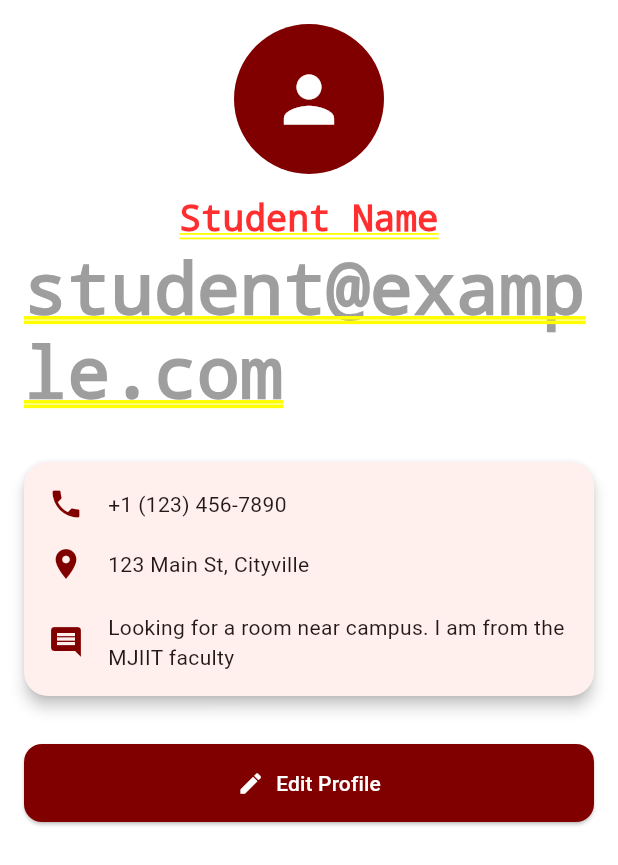
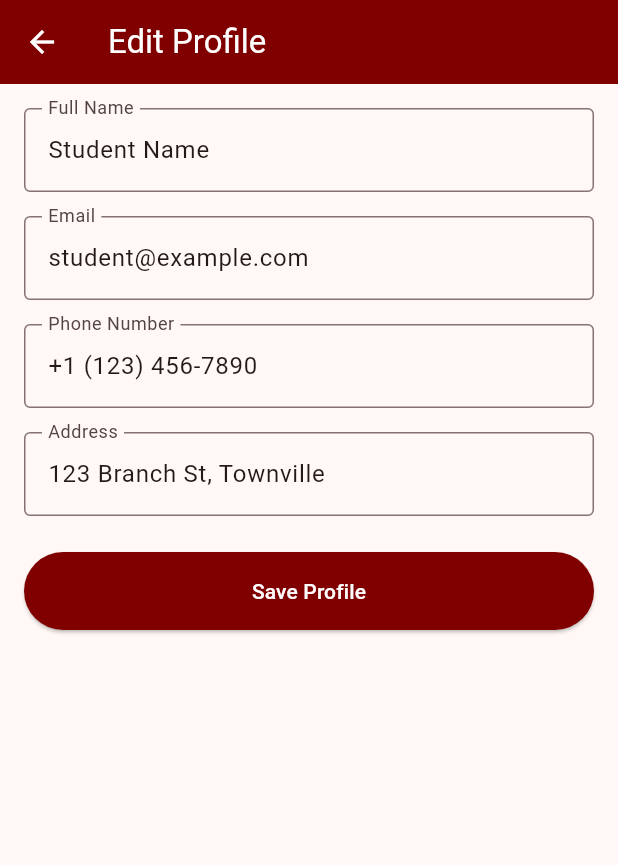
Before and after one commit to TansimJ/DormBuddy, a Flutter app: the StudentProfilePage screen opened by its route, after a tap on "Edit Profile", on a phone screen of 412 x 824 dp. Shown: the top 865 px of the screen. Run offline on Flutter 3.47's test engine with Material 3 defaults, Android fonts, the phone set to English and light mode, and no system bars; our stand-ins replace image_picker; network calls fail.

Commit message:
editing fucntion

```diff
--- a/lib/main.dart
+++ b/lib/main.dart
@@ -1,3 +1,5 @@
+import 'package:dorm_buddy/pages/dashboard/landlord/edit_profile_landlord.dart';
+import 'package:dorm_buddy/pages/dashboard/student/edit_student_profile.dart';
 import 'package:flutter/material.dart';
 import 'pages/login_page.dart';
 import 'pages/register/register_student_page.dart';
@@ -50,6 +52,8 @@ class DormBuddyApp extends StatelessWidget {
         '/landlord_chat': (context) => const LandlordChatPage(),
         '/landlord_profile': (context) => const LandlordProfilePage(),
         '/delete_property': (context) => const DeleteDormPage(),
+        'edit_landlord': (context) => const EditLandlordProfilePage(),
+        'edit_student': (context) => const EditStudentProfilePage(),
 
       },
     );
--- a/lib/pages/dashboard/landlord/landlord_profile.dart
+++ b/lib/pages/dashboard/landlord/landlord_profile.dart
@@ -38,7 +38,7 @@ class _LandlordProfilePageState extends State<LandlordProfilePage> {
               style: TextStyle(fontSize: 24, fontWeight: FontWeight.bold),
             ),
             const SizedBox(height: 8),
-            const Text('landlord@example.com'),
+            const Text('seancombs@example.com'),
             const SizedBox(height: 24),
             ListTile(
               leading: const Icon(Icons.phone, color: Color(0xFF800000)),
@@ -46,7 +46,7 @@ class _LandlordProfilePageState extends State<LandlordProfilePage> {
             ),
             ListTile(
               leading: const Icon(Icons.location_on, color: Color(0xFF800000)),
-              title: const Text('123 Main St, Cityville'),
+              title: const Text('123 Diddy St, Pville'),
             ),
             const Spacer(),
             ElevatedButton(
@@ -54,7 +54,10 @@ class _LandlordProfilePageState extends State<LandlordProfilePage> {
                 backgroundColor: const Color(0xFF800000),
                 minimumSize: const Size(double.infinity, 50),
               ),
-              onPressed: () {},
+              //add logic to lead to edit profile page
+              onPressed: () {
+                Navigator.pushNamed(context, 'edit_landlord'); // Navigate to edit profile page
+              },
               child: const Text('Edit Profile'),
             ),
           ],
--- /dev/null
+++ b/lib/pages/dashboard/student/edit_student_profile.dart
@@ -0,0 +1,87 @@
+import 'package:flutter/material.dart';
+
+class EditStudentProfilePage extends StatefulWidget {
+  const EditStudentProfilePage({super.key});
+
+  @override
+  State<EditStudentProfilePage> createState() => _EditStudentProfilePageState();
+}
+
+class _EditStudentProfilePageState extends State<EditStudentProfilePage> {
+  final _formKey = GlobalKey<FormState>();
+
+  final TextEditingController _nameController = TextEditingController(text: 'Student Name');
+  final TextEditingController _emailController = TextEditingController(text: 'student@example.com');
+  final TextEditingController _phoneController = TextEditingController(text: '+1 (123) 456-7890');
+  final TextEditingController _addressController = TextEditingController(text: '123 Branch St, Townville');
+
+  void _saveProfile() {
+    if (_formKey.currentState!.validate()) {
+      ScaffoldMessenger.of(context).showSnackBar(
+        const SnackBar(content: Text('Profile updated')),
+      );
+      Navigator.pop(context); // return to profile page
+    }
+  }
+
+  @override
+  Widget build(BuildContext context) {
+    return Scaffold(
+      appBar: AppBar(
+        title: const Text('Edit Profile'),
+        backgroundColor: const Color(0xFF800000),
+        foregroundColor: Colors.white,
+      ),
+      body: Padding(
+        padding: const EdgeInsets.all(16),
+        child: Form(
+          key: _formKey,
+          child: Column(
+            children: [
+              TextFormField(
+                controller: _nameController,
+                decoration: const InputDecoration(labelText: 'Full Name', border: OutlineInputBorder()),
+                validator: (value) => value!.isEmpty ? 'Please enter name' : null,
+              ),
+              const SizedBox(height: 16),
+              TextFormField(
+                controller: _emailController,
+                decoration: const InputDecoration(labelText: 'Email', border: OutlineInputBorder()),
+                validator: (value) => value!.isEmpty ? 'Please enter email' : null,
+              ),
+              const SizedBox(height: 16),
+              TextFormField(
+                controller: _phoneController,
+                decoration: const InputDecoration(labelText: 'Phone Number', border: OutlineInputBorder()),
+                validator: (value) => value!.isEmpty ? 'Please enter phone number' : null,
+              ),
+              const SizedBox(height: 16),
+              TextFormField(
+                controller: _addressController,
+                decoration: const InputDecoration(labelText: 'Address', border: OutlineInputBorder()),
+                validator: (value) => value!.isEmpty ? 'Please enter address' : null,
+              ),
+              const SizedBox(height: 24),
+              SizedBox(
+                width: double.infinity,
+                child: ElevatedButton(
+                  onPressed: _saveProfile,
+                  style: ElevatedButton.styleFrom(
+                    backgroundColor: const Color(0xFF800000),
+                    padding: const EdgeInsets.symmetric(vertical: 16),
+                  ),
+            child: const Text(
+              'Save Profile',
+              style: TextStyle(color: Color.fromARGB(255, 255, 255, 255)),
+            ),
+
+
+                ),
+              ),
+            ],
+          ),
+        ),
+      ),
+    );
+  }
+}
--- a/lib/pages/dashboard/student/profile.dart
+++ b/lib/pages/dashboard/student/profile.dart
@@ -105,7 +105,9 @@ class _StudentProfilePageState extends State<StudentProfilePage> {
           SizedBox(
             width: double.infinity,
             child: ElevatedButton.icon(
-              onPressed: () {},
+              onPressed: () {
+                Navigator.pushNamed(context, 'edit_student'); // Navigate to edit profile page
+              },
               icon: const Icon(Icons.edit),
               label: const Text('Edit Profile'),
               style: ElevatedButton.styleFrom(
```
Also changed, not shown: lib/pages/dashboard/landlord/edit_profile_landlord.dart (added, +85 -0 lines), pubspec.lock.
